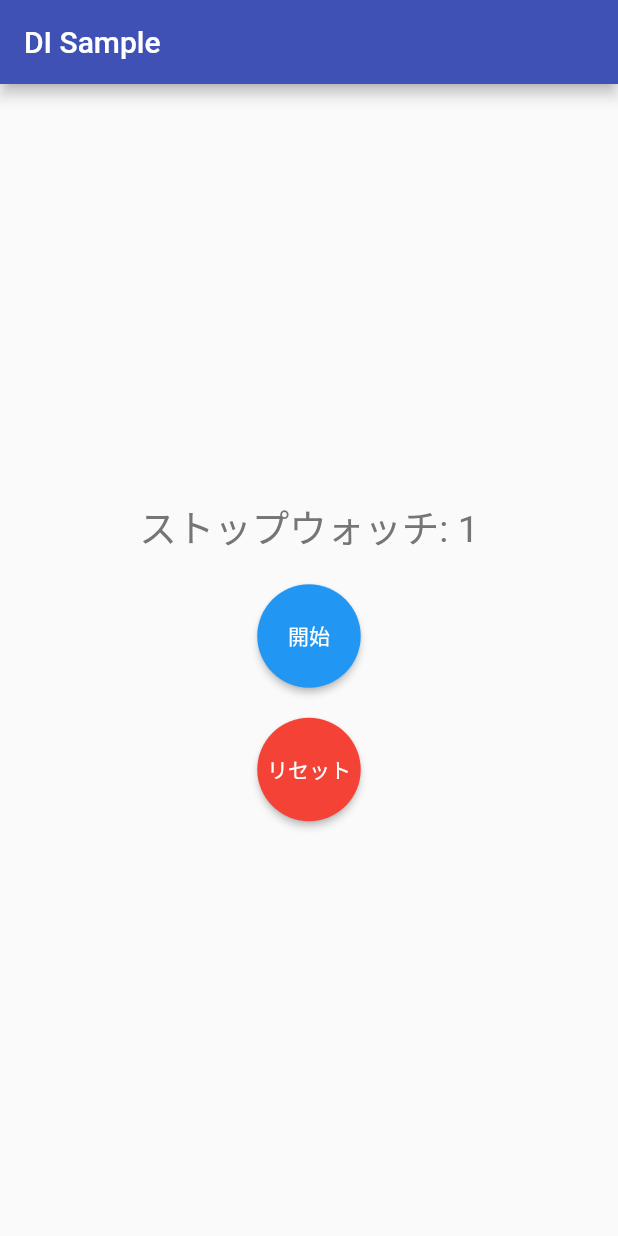
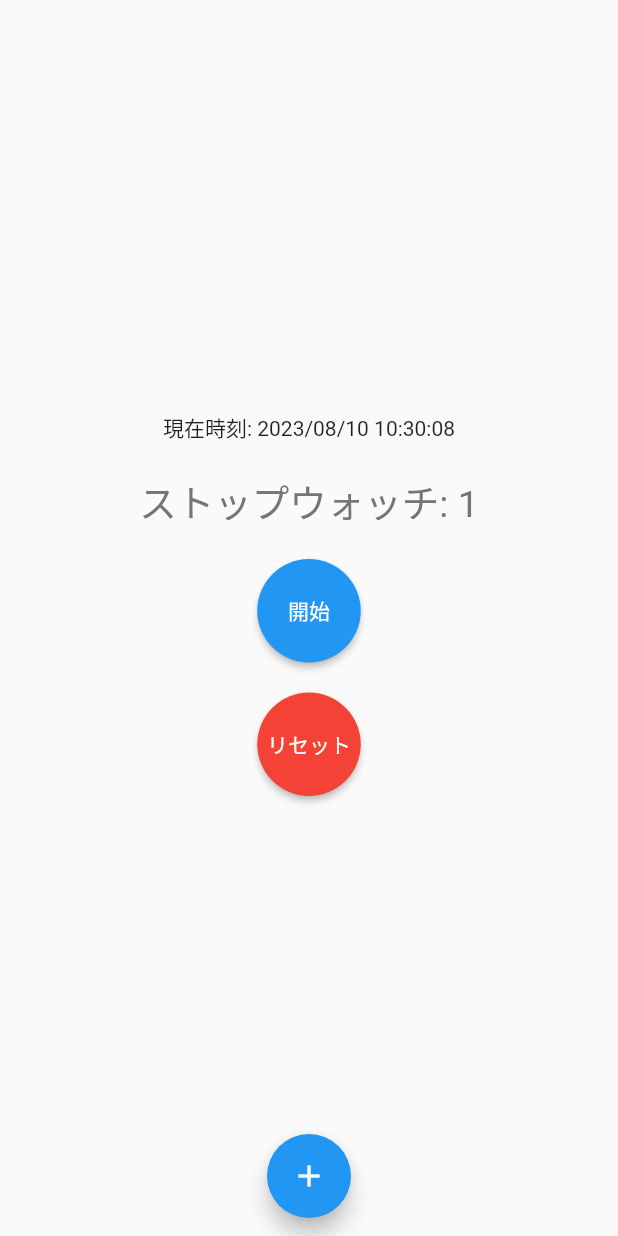
Before and after one commit to sakurakotubaki/FlutterDI, a Flutter app: the screen it shows after launch, after a tap on "開始", on a phone screen of 412 x 824 dp. Run offline on Flutter 3.47's test engine with Material 2 defaults, Android fonts, the phone set to English and light mode, and no system bars; our stand-ins replace flutter_riverpod, go_router.

Commit message:
add Navigator2.0

```diff
--- /dev/null
+++ b/lib/common/datetime.dart
@@ -0,0 +1,8 @@
+// 現在時刻を取得するだけのExtension
+import 'package:intl/intl.dart';
+
+// この拡張メソッドを使うことで、DateTime型の変数に対して、
+// formattedプロパティを呼び出すことができる
+extension DateTimeExtension on DateTime {
+  String get formatted => DateFormat('yyyy/MM/dd HH:mm:ss').format(this);
+}
--- a/lib/main.dart
+++ b/lib/main.dart
@@ -1,71 +1,18 @@
-import 'package:di_app/common/color.dart';
-import 'package:di_app/provider/repository_implprovider.dart';
-import 'package:di_app/state/counter_state.dart';
+import 'package:di_app/provider/router_provider.dart';
 import 'package:flutter/material.dart';
 import 'package:flutter_riverpod/flutter_riverpod.dart';
 
 void main() => runApp(ProviderScope(child: MyApp()));
 
-class MyApp extends StatelessWidget {
+class MyApp extends ConsumerWidget {
   @override
-  Widget build(BuildContext context) {
-    return MaterialApp(
-      title: 'Riverpod StateNotifier DI Sample',
+  Widget build(BuildContext context, WidgetRef ref) {
+    final goRouter = ref.watch(goRouterProvider);
+    return MaterialApp.router(
+      routerConfig: goRouter,
+      debugShowCheckedModeBanner: false,
+      title: 'DI Sample',
       theme: ThemeData(primarySwatch: Colors.blue),
-      home: HomeScreen(),
     );
   }
 }
-
-class HomeScreen extends ConsumerWidget {
-  @override
-  Widget build(BuildContext context, WidgetRef ref) {
-    /// [ref.listen]を使って、[repositoryImplProvider]の値が変更されたら、
-    /// [SnackBar]を表示する
-    ref.listen<CounterState>(repositoryImplProvider, (prev, next) {
-      if (next.count == 5) {
-        ScaffoldMessenger.of(context).showSnackBar(
-          const SnackBar(
-              backgroundColor: Colors.green, content: Text('5秒経過しました')),
-        );
-      }
-    });
-    // ストップウオッチのカウントを取得
-    final count = ref.watch(repositoryImplProvider).count;
-
-    return Scaffold(
-      appBar: AppBar(
-          backgroundColor: Colors.indigo, title: const Text('DI Sample')),
-      body: Center(
-        child: Column(
-          mainAxisAlignment: MainAxisAlignment.center,
-          children: [
-            Text('ストップウォッチ: $count',
-                style: const TextStyle(fontSize: FONT_SIZE, color: TEXT_COLOR)),
-            const SizedBox(height: 20),
-            ElevatedButton(
-              style: ElevatedButton.styleFrom(
-                shape: const CircleBorder(),
-                padding: const EdgeInsets.all(24),
-                backgroundColor: Colors.blue,
-              ),
-              onPressed: () =>
-                  ref.read(repositoryImplProvider.notifier).start(),
-              child: const Text('開始'),
-            ),
-            const SizedBox(height: 20),
-            ElevatedButton(
-              style: ElevatedButton.styleFrom(
-                shape: const CircleBorder(),
-                padding: const EdgeInsets.all(24),
-                backgroundColor: Colors.red,
-              ),
-              onPressed: () => ref.read(repositoryImplProvider.notifier).stop(),
-              child: const Text('リセット'),
-            ),
-          ],
-        ),
-      ),
-    );
-  }
-}
--- /dev/null
+++ b/lib/provider/router_provider.dart
@@ -0,0 +1,38 @@
+import 'package:di_app/screen/home_screen.dart';
+import 'package:di_app/screen/second_screen.dart';
+import 'package:flutter/material.dart';
+import 'package:flutter_riverpod/flutter_riverpod.dart';
+import 'package:go_router/go_router.dart';
+
+/// RiverpodのProviderを使用して、goRouterProviderを作成する
+final goRouterProvider = Provider<GoRouter>((ref) {
+  return GoRouter(
+    initialLocation: HomeScreen.relativePath,
+    debugLogDiagnostics: true, // デバッグログを出力する
+    errorBuilder: (context, state) {
+      return const Scaffold(
+        body: Center(
+          child: Text('エラーが発生しました'),
+        ),
+      );
+    },
+    routes: [
+      GoRoute(
+        path: HomeScreen.relativePath,
+        name: HomeScreen.relativePath,
+        builder: (context, state) {
+          return const HomeScreen();
+        },
+        routes: [
+          GoRoute(
+            path: SecondScreen.relativePath,
+            name: SecondScreen.relativePath,
+            builder: (context, state) {
+              return const SecondScreen();
+            },
+          ),
+        ],
+      ),
+    ],
+  );
+});
--- /dev/null
+++ b/lib/screen/home_screen.dart
@@ -0,0 +1,74 @@
+import 'package:di_app/common/color.dart';
+import 'package:di_app/common/datetime.dart';
+import 'package:di_app/provider/repository_implprovider.dart';
+import 'package:di_app/screen/second_screen.dart';
+import 'package:di_app/state/counter_state.dart';
+import 'package:flutter/material.dart';
+import 'package:flutter_riverpod/flutter_riverpod.dart';
+import 'package:go_router/go_router.dart';
+
+class HomeScreen extends ConsumerWidget {
+  const HomeScreen({super.key});
+
+  static const relativePath = '/';
+
+  @override
+  Widget build(BuildContext context, WidgetRef ref) {
+    /// [ref.listen]を使って、[repositoryImplProvider]の値が変更されたら、
+    /// [SnackBar]を表示する
+    ref.listen<CounterState>(repositoryImplProvider, (prev, next) {
+      if (next.count == 5) {
+        ScaffoldMessenger.of(context).showSnackBar(
+          const SnackBar(
+              backgroundColor: Colors.green, content: Text('5秒経過しました')),
+        );
+      }
+    });
+    // ストップウオッチのカウントを取得
+    final count = ref.watch(repositoryImplProvider).count;
+
+    return Scaffold(
+      floatingActionButtonLocation:
+          FloatingActionButtonLocation.miniCenterFloat,
+      floatingActionButton: FloatingActionButton(
+        onPressed: () {
+          context.goNamed(SecondScreen.relativePath);
+        },
+        child: const Icon(Icons.add),
+      ),
+      body: Container(
+        width: MediaQuery.of(context).size.width,
+        child: Column(
+          children: [
+            SizedBox(height: MediaQuery.of(context).size.height / 3),
+            Text('現在時刻: ${DateTime.now().formatted}'), // ここで、extensionメソッドを呼び出す
+            const SizedBox(height: 20),
+            Text('ストップウォッチ: $count',
+                style: const TextStyle(fontSize: FONT_SIZE, color: TEXT_COLOR)),
+            const SizedBox(height: 20),
+            ElevatedButton(
+              style: ElevatedButton.styleFrom(
+                shape: const CircleBorder(),
+                padding: const EdgeInsets.all(24),
+                backgroundColor: Colors.blue,
+              ),
+              onPressed: () =>
+                  ref.read(repositoryImplProvider.notifier).start(),
+              child: const Text('開始'),
+            ),
+            const SizedBox(height: 20),
+            ElevatedButton(
+              style: ElevatedButton.styleFrom(
+                shape: const CircleBorder(),
+                padding: const EdgeInsets.all(24),
+                backgroundColor: Colors.red,
+              ),
+              onPressed: () => ref.read(repositoryImplProvider.notifier).stop(),
+              child: const Text('リセット'),
+            ),
+          ],
+        ),
+      ),
+    );
+  }
+}
--- /dev/null
+++ b/lib/screen/second_screen.dart
@@ -0,0 +1,24 @@
+import 'package:di_app/common/datetime.dart';
+import 'package:flutter/material.dart';
+import 'package:flutter_riverpod/flutter_riverpod.dart';
+
+class SecondScreen extends ConsumerWidget {
+  const SecondScreen({super.key});
+
+  static const relativePath = 'second_screen';
+
+  @override
+  Widget build(BuildContext context, WidgetRef ref) {
+    return Scaffold(
+      body: Container(
+        width: MediaQuery.of(context).size.width,
+        child: Column(
+          children: [
+            SizedBox(height: MediaQuery.of(context).size.height / 4),
+            Text('現在時刻: ${DateTime.now().formatted}'),
+          ],
+        ),
+      ),
+    );
+  }
+}
--- a/pubspec.yaml
+++ b/pubspec.yaml
@@ -32,6 +32,8 @@ dependencies:
   flutter:
     sdk: flutter
   flutter_riverpod: ^2.3.6
+  go_router: ^10.0.0
+  intl: ^0.18.1
 
 dev_dependencies:
   flutter_lints: ^2.0.0
```
Also changed, not shown: pubspec.lock.
